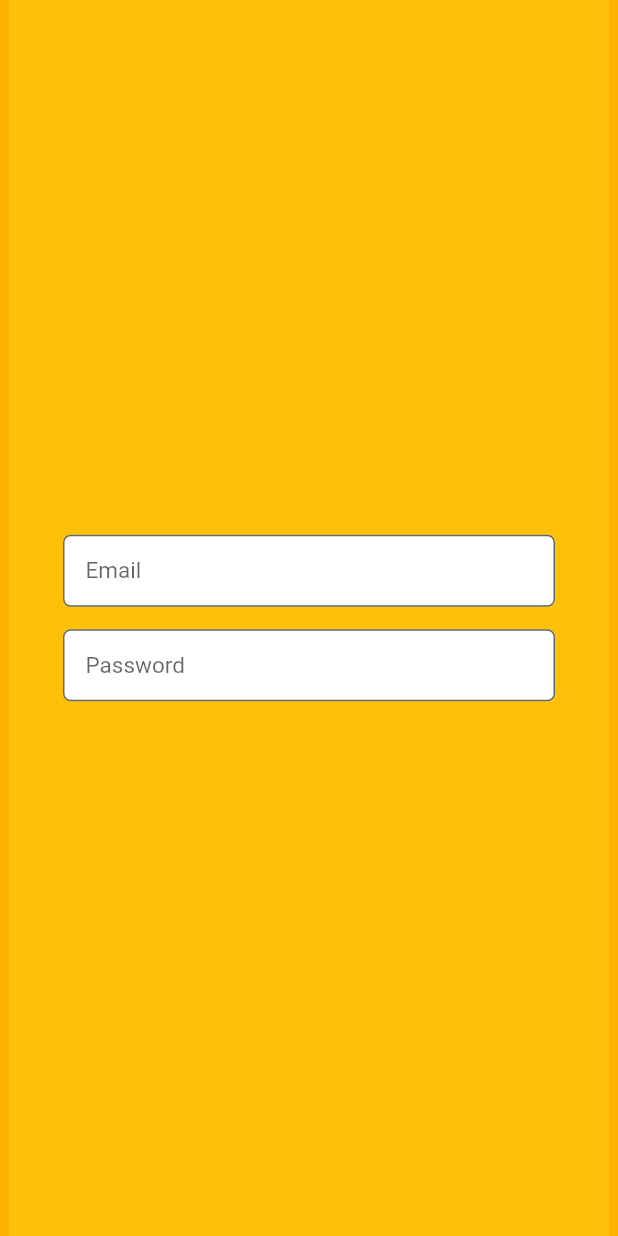
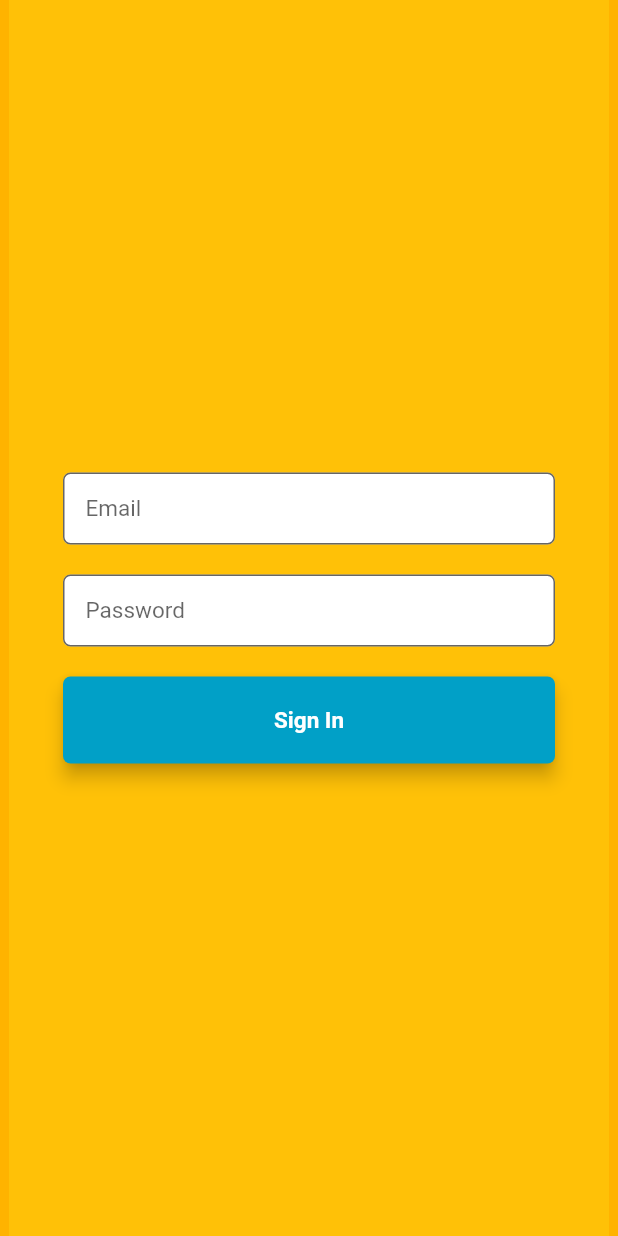
Before and after one commit to hungnm11/flutter_ui_signin, a Flutter app: the screen it shows after launch, on a phone screen of 412 x 824 dp. Run offline on Flutter 3.47's test engine with Material 2 defaults, Android fonts, the phone set to English and light mode, and no system bars; Roboto replaces fonts that are missing (Montserrat).

Commit message:
update code

```diff
--- a/lib/main.dart
+++ b/lib/main.dart
@@ -74,6 +74,21 @@ class _MyHomePageState extends State<MyHomePage> {
           border: OutlineInputBorder(borderRadius: BorderRadius.circular(5.0))),
     );
 
+    final loginButon = Material(
+      elevation: 5.0,
+      borderRadius: BorderRadius.circular(5.0),
+      color: const Color(0xff01A0C7),
+      child: MaterialButton(
+        minWidth: MediaQuery.of(context).size.width,
+        padding: const EdgeInsets.fromLTRB(15.0, 20.0, 15.0, 20.0),
+        onPressed: () {},
+        child: Text("Sign In",
+            textAlign: TextAlign.center,
+            style: style.copyWith(
+                color: Colors.white, fontWeight: FontWeight.bold)),
+      ),
+    );
+
     return Scaffold(
       body: Container(
         color: Colors.amber[600],
@@ -105,9 +120,13 @@ class _MyHomePageState extends State<MyHomePage> {
                 children: <Widget>[
                   Container(
                     child: emailField,
-                    margin: const EdgeInsets.fromLTRB(0, 0, 0, 15.0),
+                    margin: const EdgeInsets.fromLTRB(0, 0, 0, 20.0),
                   ),
-                  passwordField
+                  Container(
+                    child: passwordField,
+                    margin: const EdgeInsets.fromLTRB(0, 0, 0, 20.0),
+                  ),
+                  loginButon
                 ],
               ),
             ),
```
